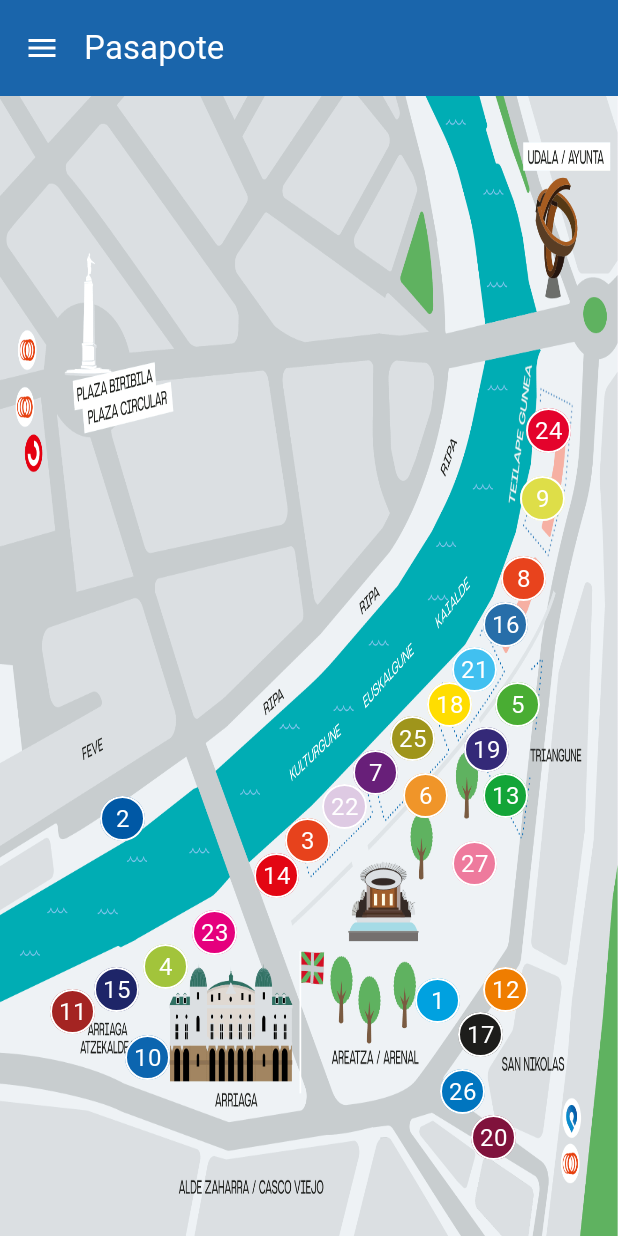
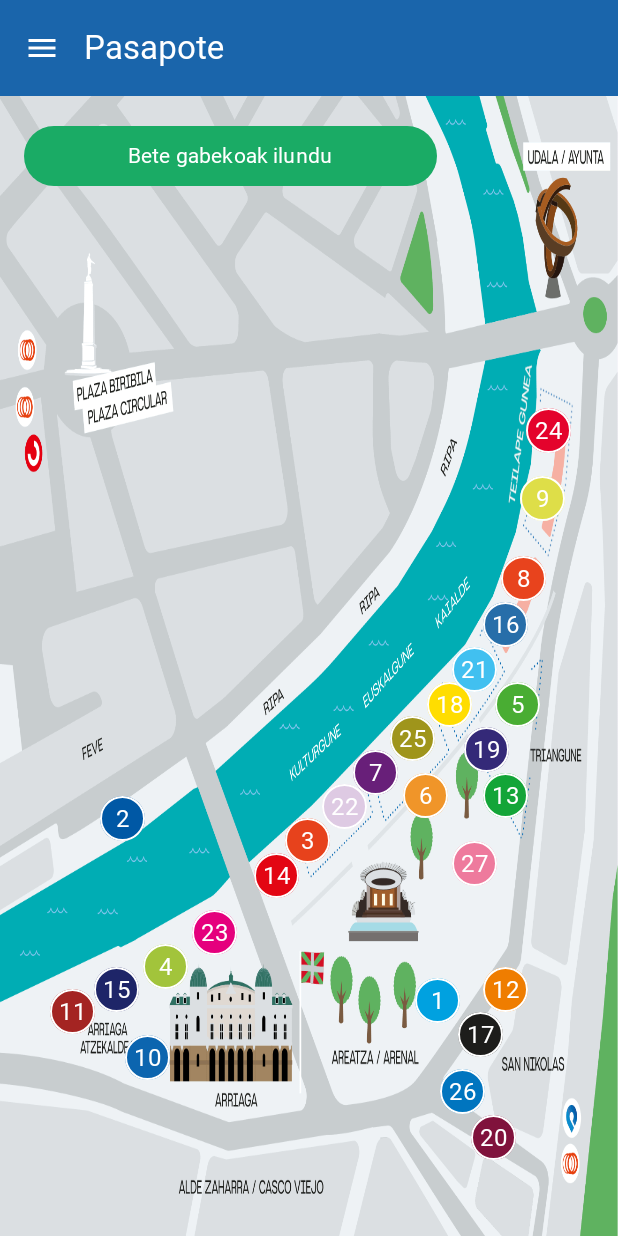
Before and after one commit to anderpri-dev/Pasapote, an Android app built with Jetpack Compose: the KonpartsaMapScreen screen opened through its navigation route, on a phone screen of 412 x 824 dp. Run offline under Robolectric (Android 15) with nearby library versions, the light colour scheme and no system bars; our stand-ins replace Dagger/Hilt's generated code, Room's generated code; pictures from the network do not load; Roboto replaces fonts that are not available here.

Commit message:
Mapan, bete gabe dauden konpartsak iluntzeko aukera ematen da orain

```diff
--- a/app/src/main/java/com/anderpri/pasapote/ui/screens/KonpartsaMapScreen.kt
+++ b/app/src/main/java/com/anderpri/pasapote/ui/screens/KonpartsaMapScreen.kt
@@ -12,7 +12,9 @@ import androidx.compose.foundation.layout.aspectRatio
 import androidx.compose.foundation.layout.fillMaxSize
 import androidx.compose.foundation.layout.padding
 import androidx.compose.foundation.layout.size
+import androidx.compose.foundation.layout.width
 import androidx.compose.foundation.shape.RoundedCornerShape
+import androidx.compose.material3.Button
 import androidx.compose.material3.CircularProgressIndicator
 import androidx.compose.material3.Text
 import androidx.compose.runtime.Composable
@@ -25,9 +27,11 @@ import androidx.compose.runtime.saveable.rememberSaveable
 import androidx.compose.runtime.setValue
 import androidx.compose.ui.Alignment
 import androidx.compose.ui.Modifier
+import androidx.compose.ui.draw.alpha
 import androidx.compose.ui.graphics.Color
 import androidx.compose.ui.layout.ContentScale
 import androidx.compose.ui.platform.LocalDensity
+import androidx.compose.ui.res.stringResource
 import androidx.compose.ui.unit.dp
 import androidx.compose.ui.unit.sp
 import androidx.compose.ui.window.Dialog
@@ -37,6 +41,8 @@ import coil3.compose.AsyncImage
 import com.anderpri.pasapote.R
 import com.anderpri.pasapote.domain.model.Konpartsa
 import com.anderpri.pasapote.ui.composables.card.KonpartsaCard
+import com.anderpri.pasapote.ui.theme.AppGreen
+import com.anderpri.pasapote.ui.theme.AppRed
 import com.anderpri.pasapote.ui.viewmodel.KonpartsaViewModel
 
 @Composable
@@ -87,12 +93,31 @@ private fun MapaComposable(
             )
         }
 
+        var isChecked by rememberSaveable { mutableStateOf(false) }
+
+        Box(
+            modifier = Modifier
+                .fillMaxSize()
+                .padding(16.dp)
+        ) {
+            Button(
+                onClick = { isChecked = !isChecked },
+                modifier = Modifier.width(275.dp),
+                colors = androidx.compose.material3.ButtonDefaults.buttonColors(
+                    containerColor = if (isChecked) AppRed else AppGreen,
+                    contentColor = Color.White
+                ),
+            ) {
+                Text(if (isChecked) stringResource(R.string.iluntzea_desaktibatu) else stringResource(R.string.bete_gabekoak_ilundu))
+            }
+        }
 
         MapaPuntuak(
             konpartsak = konpartsak,
             boxWidth = boxWidth,
             boxHeight = boxHeight,
             paddingValues = paddingValues,
+            isChecked = isChecked
         )
 
     }
@@ -104,6 +129,7 @@ private fun MapaPuntuak(
     boxWidth: Float,
     boxHeight: Float,
     paddingValues: PaddingValues,
+    isChecked: Boolean,
 ) {
 
 
@@ -120,6 +146,7 @@ private fun MapaPuntuak(
             Box(
                 modifier = Modifier
                     .absoluteOffset(x = offsetX - 20.dp, y = offsetY - 20.dp)
+                    .alpha(if (konpartsa.imagePath != null || !isChecked) 1f else 0.2f)
                     .size(30.dp)
                     .background(Color(konpartsa.color.toColorInt()), shape = RoundedCornerShape(50))
                     .border(1.dp, Color.White, shape = RoundedCornerShape(50))
--- a/app/src/main/res/values/strings.xml
+++ b/app/src/main/res/values/strings.xml
@@ -35,4 +35,6 @@
     <string name="pasapote_info_1">Pasapote aplikazioaren helburua Aste Nagusiaren Pasapotea digitalki izatea da. Fisikoarekin zigiluak jartzen diren bezala, digitalaren helburua konpartsa guztietan argazki bat ateratzea eta ondoren bilduma betetzea da. Biak batera egin daitezke, noski!\n\nAplikazio hau musutruk egin da, jendeak Aste Nagusiaz modu ezberdin baten disfruta dezan. Bere helburua hori da, eta ez inolako onurarik ateratzeko. Erabilitako irudi eta datu guztien jabea Bilboko Konpartsak da, Aste Nagusirako prestatuta duten aplikaziotik ateratakoak.</string>
     <string name="pasapote_info_2">Txosnak gure jaien bihotzak dira eta Bilboko Konpartsek eta beste zenbait elkartek haien denbora ematen dute jai herrikoiak aurrera eramateko. Horregatik, babestu behar dugun zerbait da, denonak eta denontzako direlako. Sinatu ezazu ondasun inmaterial izendatzeko ekimena!</string>
     <string name="sinatu_ekimena">Sinatu ekimena!</string>
+    <string name="bete_gabekoak_ilundu">Bete gabekoak ilundu</string>
+    <string name="iluntzea_desaktibatu">Iluntzea desaktibatu</string>
 </resources>
```
Also changed, not shown: 1 other file.
